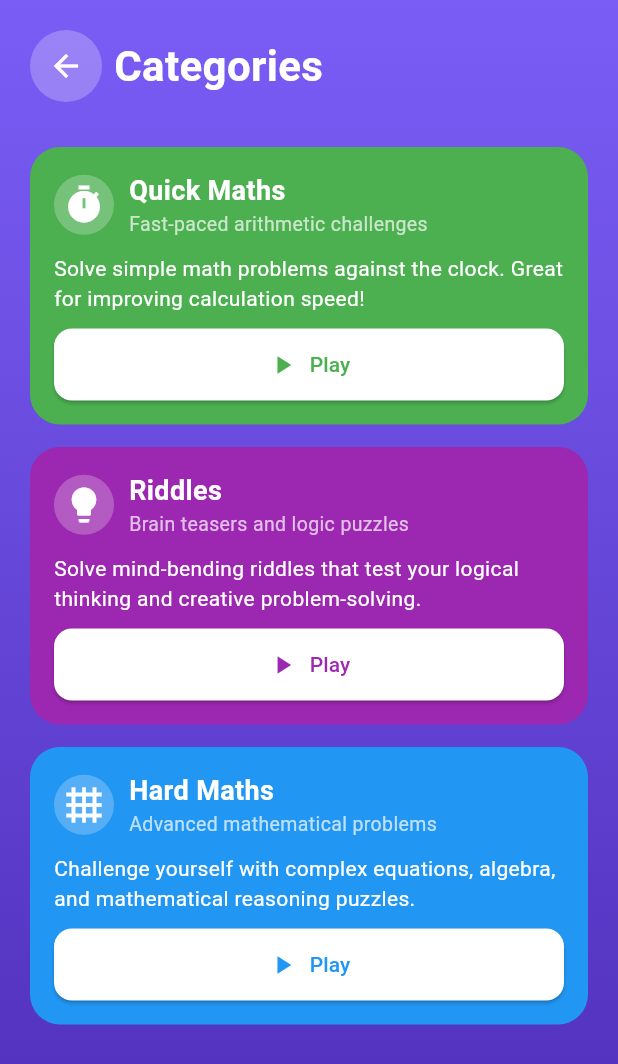
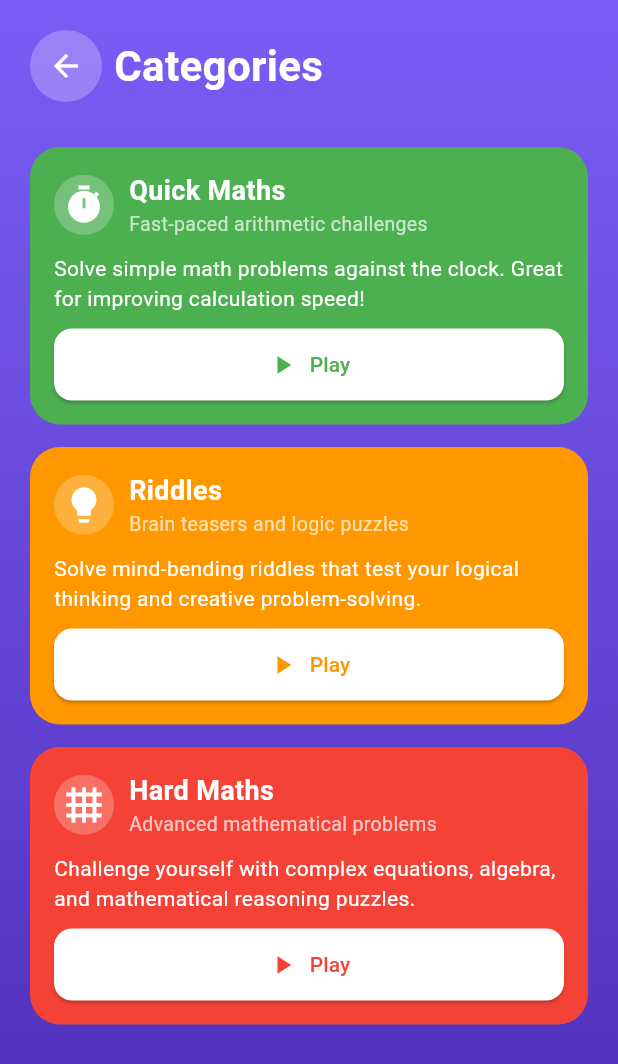
Before and after one commit to Subham29R/math-riddle-app, a Flutter app: the CategoriesPage screen opened directly, on a phone screen of 412 x 824 dp. Shown: the top 1064 px of the screen. Run offline on Flutter 3.47's test engine with Material 3 defaults, Android fonts, the light colour scheme and no system bars; our stand-ins replace confetti, google_fonts, shared_preferences; accounts and stored records are empty.

Commit message:
Updated code

```diff
--- a/lib/categories_page.dart
+++ b/lib/categories_page.dart
@@ -122,7 +122,7 @@ class CategoriesPage extends StatelessWidget {
                   margin: EdgeInsets.only(bottom: 15),
                   padding: EdgeInsets.all(16),
                   decoration: BoxDecoration(
-                    color: Colors.purple,
+                    color: Colors.orange,
                     borderRadius: BorderRadius.circular(20),
                   ),
                   child: Column(
@@ -180,7 +180,7 @@ class CategoriesPage extends StatelessWidget {
                               MaterialPageRoute(builder: (_) => RiddlesPage()),
                             );
                           },
-                          color: Colors.purple,
+                          color: Colors.orange,
                         ),
                       ),
                     ],
@@ -191,7 +191,7 @@ class CategoriesPage extends StatelessWidget {
                   margin: EdgeInsets.only(bottom: 15),
                   padding: EdgeInsets.all(16),
                   decoration: BoxDecoration(
-                    color: Colors.blue,
+                    color: Colors.red,
                     borderRadius: BorderRadius.circular(20),
                   ),
                   child: Column(
@@ -244,7 +244,7 @@ class CategoriesPage extends StatelessWidget {
                         width: double.infinity,
                         child: AnimatedPlayButton(
                           onPressed: () {},
-                          color: Colors.blue,
+                          color: Colors.red,
                         ),
                       ),
                     ],
--- a/lib/riddles/riddle_data.dart
+++ b/lib/riddles/riddle_data.dart
@@ -90,11 +90,11 @@ final List<RiddleQuestion> riddleQuestions = [
   RiddleQuestion(question: '', imagePath: 'assets/31.jpg', answer: '30'),
   RiddleQuestion(question: '', imagePath: 'assets/32.jpg', answer: '13'),
   RiddleQuestion(question: '', imagePath: 'assets/33.jpg', answer: '64'),
-  RiddleQuestion(question: '', imagePath: 'assets/34.jpg', answer: '204'),
-  RiddleQuestion(question: '', imagePath: 'assets/35.png', answer: '17'),
+  RiddleQuestion(question: '', imagePath: 'assets/34.jpg', answer: '17'),
+  RiddleQuestion(question: '', imagePath: 'assets/35.png', answer: '204'),
   RiddleQuestion(question: '', imagePath: 'assets/36.jpg', answer: '3'),
   RiddleQuestion(question: '', imagePath: 'assets/37.jpg', answer: '4'),
-  RiddleQuestion(question: '', imagePath: 'assets/38.jpg', answer: '77'),
+  RiddleQuestion(question: '', imagePath: 'assets/38.jpg', answer: '22'),
   RiddleQuestion(question: '', imagePath: 'assets/39.jpg', answer: '6'),
   RiddleQuestion(question: '', imagePath: 'assets/40.jpg', answer: '9'),
   RiddleQuestion(question: '', imagePath: 'assets/41.jpg', answer: '3'),
```
Also changed, not shown: lib/riddles/riddle_quiz_page.dart (+12 -2 lines), lib/riddles/riddle_success_page.dart (+1 -9 lines), lib/riddles/riddles_page.dart (+46 -18 lines), assets/36.jpg, assets/38.jpg.
